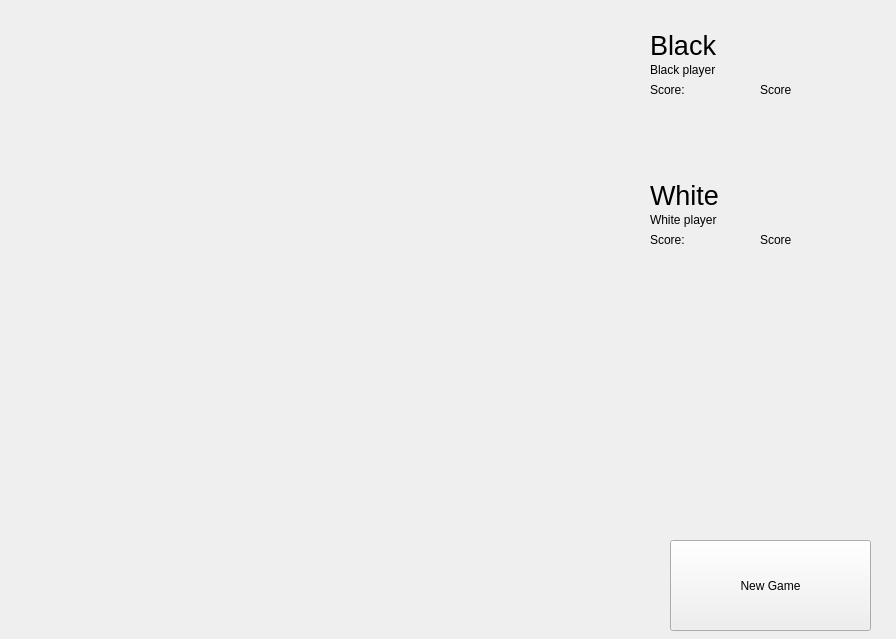
First picture: the form in OthelloGui.ui, repository ondrejbudai/othello, before the edit.
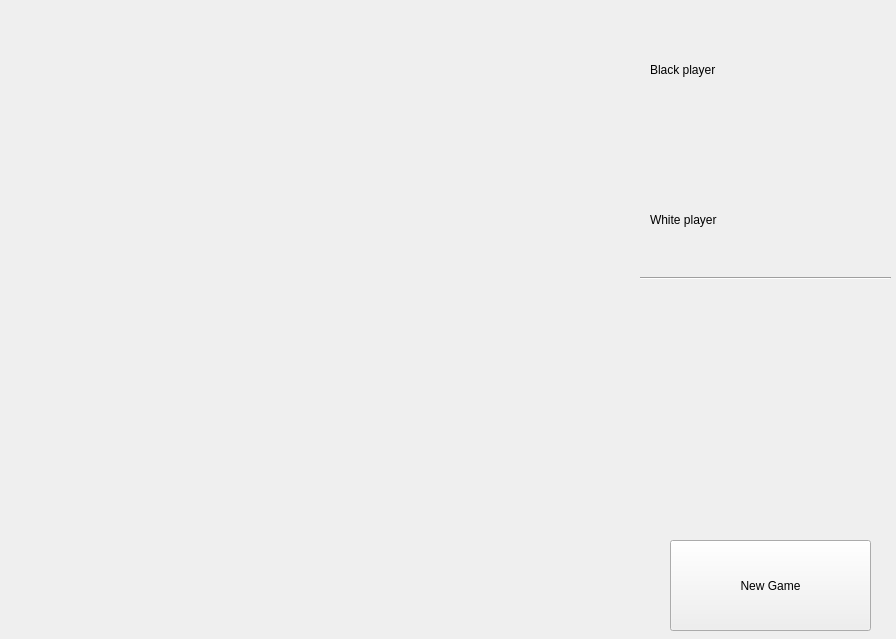
Second picture: the form after the edit.

Commit message: Da sa vyberat typ hraca a aj vlekost hracej plochy + nejake drobe upravy vramci UI

```diff
--- a/OthelloGui.ui
+++ b/OthelloGui.ui
@@ -47,7 +47,7 @@
     </rect>
    </property>
    <property name="text">
-    <string>Score:</string>
+    <string/>
    </property>
   </widget>
   <widget class="QLabel" name="label_2">
@@ -60,7 +60,7 @@
     </rect>
    </property>
    <property name="text">
-    <string>Score:</string>
+    <string/>
    </property>
   </widget>
   <widget class="QLabel" name="BlackScoreLabel">
@@ -73,7 +73,7 @@
     </rect>
    </property>
    <property name="text">
-    <string>Score</string>
+    <string/>
    </property>
   </widget>
   <widget class="QLabel" name="WhiteScoreLabel">
@@ -86,7 +86,7 @@
     </rect>
    </property>
    <property name="text">
-    <string>Score</string>
+    <string/>
    </property>
   </widget>
   <widget class="QLabel" name="BlackName">
@@ -99,7 +99,7 @@
     </rect>
    </property>
    <property name="text">
-    <string>&lt;html&gt;&lt;head/&gt;&lt;body&gt;&lt;p&gt;&lt;span style=&quot; font-size:20pt;&quot;&gt;Black&lt;/span&gt;&lt;/p&gt;&lt;/body&gt;&lt;/html&gt;</string>
+    <string>&lt;html&gt;&lt;head/&gt;&lt;body&gt;&lt;p&gt;&lt;br/&gt;&lt;/p&gt;&lt;/body&gt;&lt;/html&gt;</string>
    </property>
   </widget>
   <widget class="QLabel" name="WhiteName">
@@ -112,7 +112,7 @@
     </rect>
    </property>
    <property name="text">
-    <string>&lt;html&gt;&lt;head/&gt;&lt;body&gt;&lt;p&gt;&lt;span style=&quot; font-size:20pt;&quot;&gt;White&lt;/span&gt;&lt;/p&gt;&lt;/body&gt;&lt;/html&gt;</string>
+    <string>&lt;html&gt;&lt;head/&gt;&lt;body&gt;&lt;p&gt;&lt;br/&gt;&lt;/p&gt;&lt;/body&gt;&lt;/html&gt;</string>
    </property>
   </widget>
   <widget class="QLabel" name="label_3">
@@ -141,6 +141,19 @@
     <string>White player</string>
    </property>
   </widget>
+  <widget class="Line" name="line">
+   <property name="geometry">
+    <rect>
+     <x>640</x>
+     <y>270</y>
+     <width>251</width>
+     <height>16</height>
+    </rect>
+   </property>
+   <property name="orientation">
+    <enum>Qt::Horizontal</enum>
+   </property>
+  </widget>
  </widget>
  <layoutdefault spacing="6" margin="11"/>
  <resources/>
```
Left out of the diff: 4 changed lines with no effect on the pictures. The commit also changes 5 other files.
